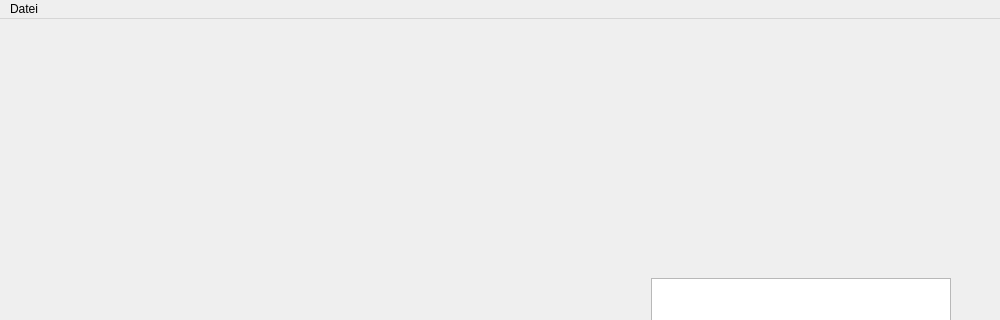
Above: mainwindow.ui from felix-khlmnn/realtime_visualiser_qt_project before the change; both pictures show x 0 to 1000 and y 0 to 320 of the 1000 by 700 pixel window. Below: the same form after it.
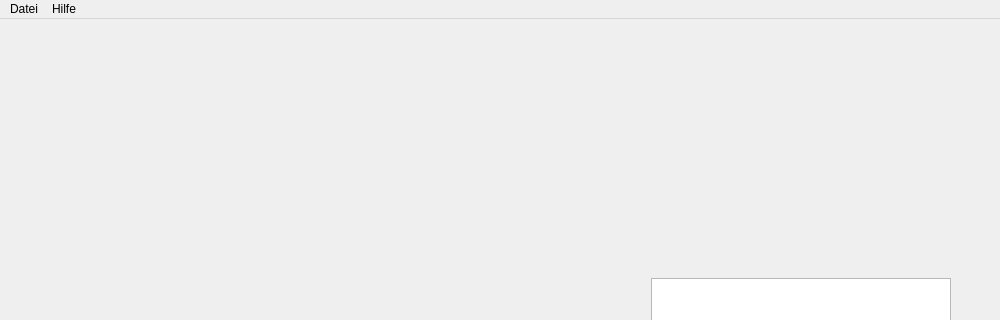
That is the form after the change. Icons and pictures are not drawn. Custom widgets are drawn as their Qt base class.

What changed in the file:
```diff
--- a/mainwindow.ui
+++ b/mainwindow.ui
@@ -216,7 +216,7 @@
      <x>0</x>
      <y>0</y>
      <width>1000</width>
-     <height>21</height>
+     <height>25</height>
     </rect>
    </property>
    <widget class="QMenu" name="menuDatei">
@@ -227,7 +227,15 @@
     <addaction name="separator"/>
     <addaction name="actionProgramm_beenden"/>
    </widget>
+   <widget class="QMenu" name="menuHilfe">
+    <property name="title">
+     <string>Hilfe</string>
+    </property>
+    <addaction name="actionHilfsdokument_anzeigen"/>
+    <addaction name="action_ber_Realtime_Latency_Visualiser"/>
+   </widget>
    <addaction name="menuDatei"/>
+   <addaction name="menuHilfe"/>
   </widget>
   <widget class="QStatusBar" name="statusbar"/>
   <action name="actionHistogrammdatei_laden">
```
Left out of the diff: 24 changed lines with no effect on the pictures.
